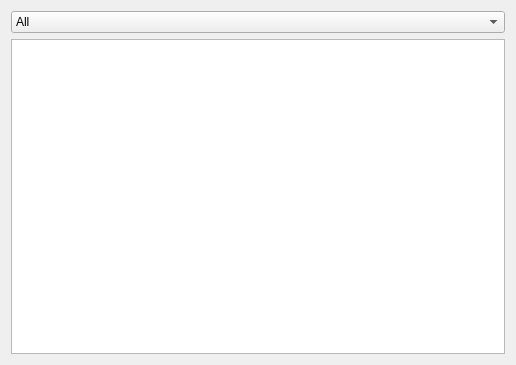
Old version of the form src/ARM_R_viewCore/ListsForm.ui in the repository nevaeh82/arm_r.
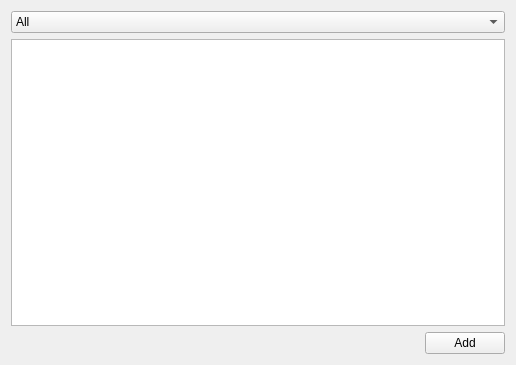
New version of the form.

```diff
--- a/src/ARM_R_viewCore/ListsForm.ui
+++ b/src/ARM_R_viewCore/ListsForm.ui
@@ -40,6 +40,30 @@
      </item>
     </layout>
    </item>
+   <item row="1" column="0">
+    <layout class="QHBoxLayout" name="horizontalLayout">
+     <item>
+      <spacer name="horizontalSpacer">
+       <property name="orientation">
+        <enum>Qt::Horizontal</enum>
+       </property>
+       <property name="sizeHint" stdset="0">
+        <size>
+         <width>40</width>
+         <height>20</height>
+        </size>
+       </property>
+      </spacer>
+     </item>
+     <item>
+      <widget class="QPushButton" name="pbAdd">
+       <property name="text">
+        <string>Add</string>
+       </property>
+      </widget>
+     </item>
+    </layout>
+   </item>
   </layout>
  </widget>
  <resources/>
```
